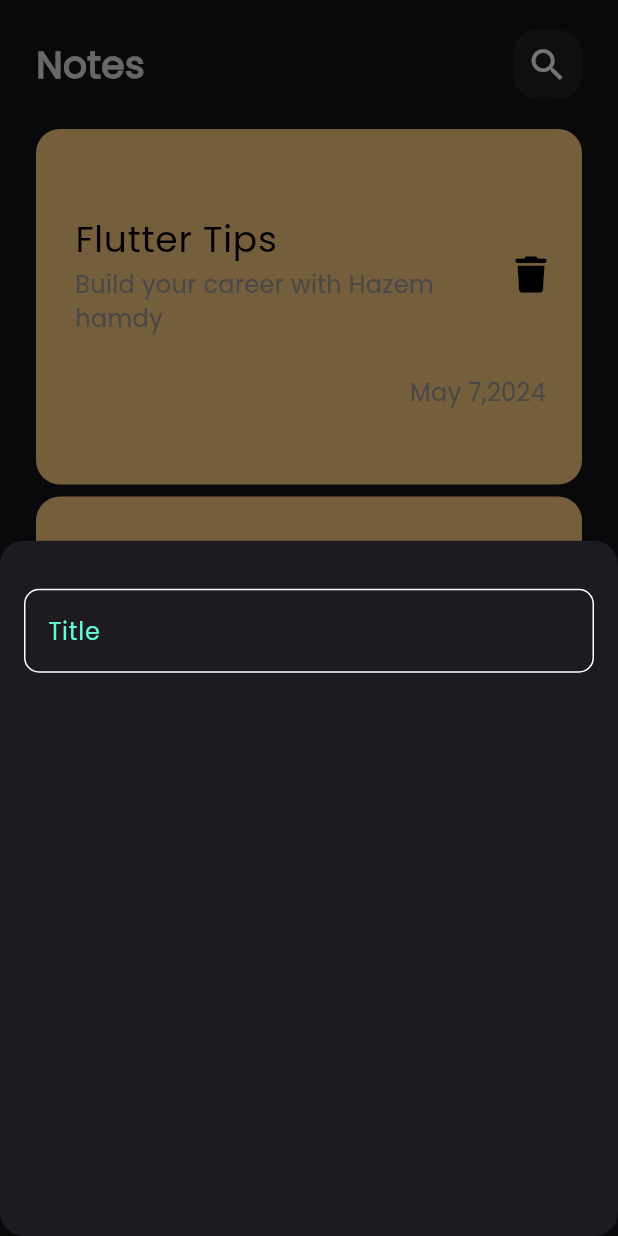
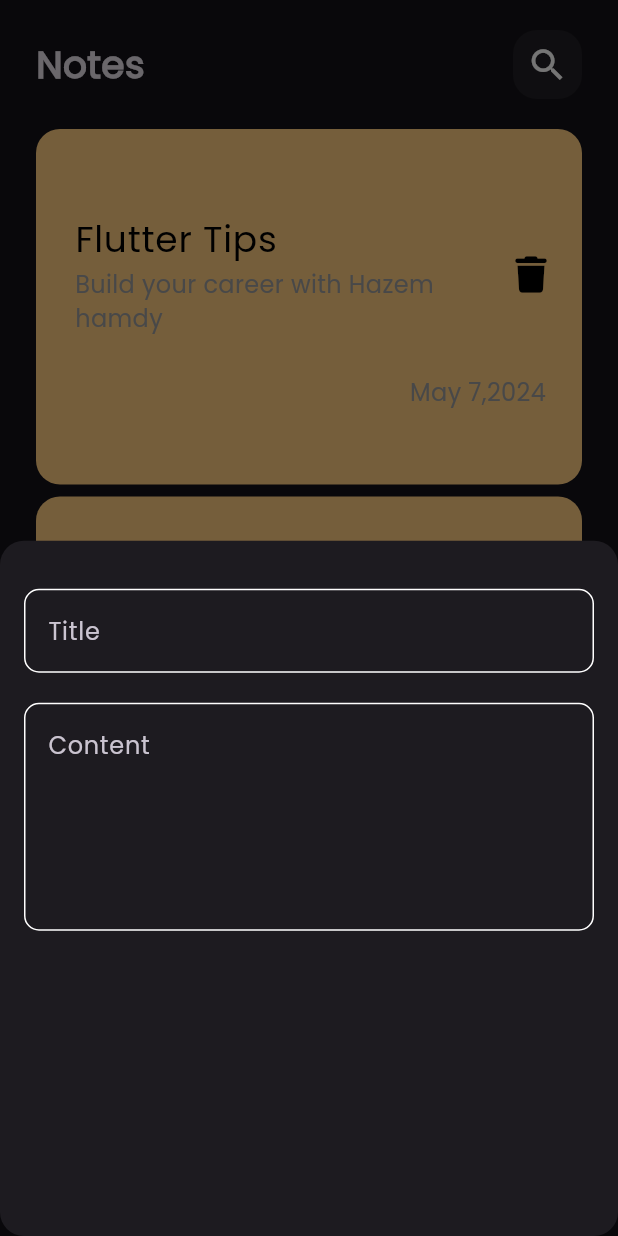
Before and after one commit to HazemHamdy7/Notes-App, a Flutter app: the screen it shows after launch, after a tap on the "add" icon, on a phone screen of 412 x 824 dp. Run offline on Flutter 3.47's test engine with Material 3 defaults, Android fonts, the phone set to English and light mode, and no system bars; our stand-ins replace font_awesome_flutter.

Commit message:
Update CustomTextField to accept hintText and maxLines parameters
- Update CustomTextField widget to accept hintText and maxLines parameters
- Use the provided hintText in the TextField decoration
- Set the maxLines property of the TextField based on the maxLines parameter

```diff
--- a/lib/views/widgets/bottom_model_sheet.dart
+++ b/lib/views/widgets/bottom_model_sheet.dart
@@ -12,7 +12,9 @@ class AddNoteBottomSheet extends StatelessWidget {
       child: Column(
         children: [
           SizedBox(height: 32),
-          CustomTextField(),
+          CustomTextField(hintText: 'Title'),
+          SizedBox(height: 20),
+          CustomTextField(hintText: 'Content', maxLines: 5),
         ],
       ),
     );
--- a/lib/views/widgets/custom_text_field.dart
+++ b/lib/views/widgets/custom_text_field.dart
@@ -1,16 +1,27 @@
+// ignore_for_file: public_member_api_docs, sort_constructors_first
 import 'package:flutter/material.dart';
+
 import 'package:note_app/constants.dart';
 
 class CustomTextField extends StatelessWidget {
-  const CustomTextField({super.key});
+  const CustomTextField({
+    super.key,
+    required this.hintText,
+    this.maxLines = 1,
+  });
+
+  final String hintText;
+  final int maxLines;
 
   @override
   Widget build(BuildContext context) {
     return TextField(
+      maxLines: maxLines,
       cursorColor: kPrimaryColor,
       decoration: InputDecoration(
-        hintText: 'Title',
-        hintStyle: const TextStyle(color: kPrimaryColor),
+        hintText: hintText,
+
+        // hintStyle: const TextStyle(color: kPrimaryColor),
         border: buildBorder(),
         enabledBorder: buildBorder(),
         focusedBorder: buildBorder(kPrimaryColor),
```
